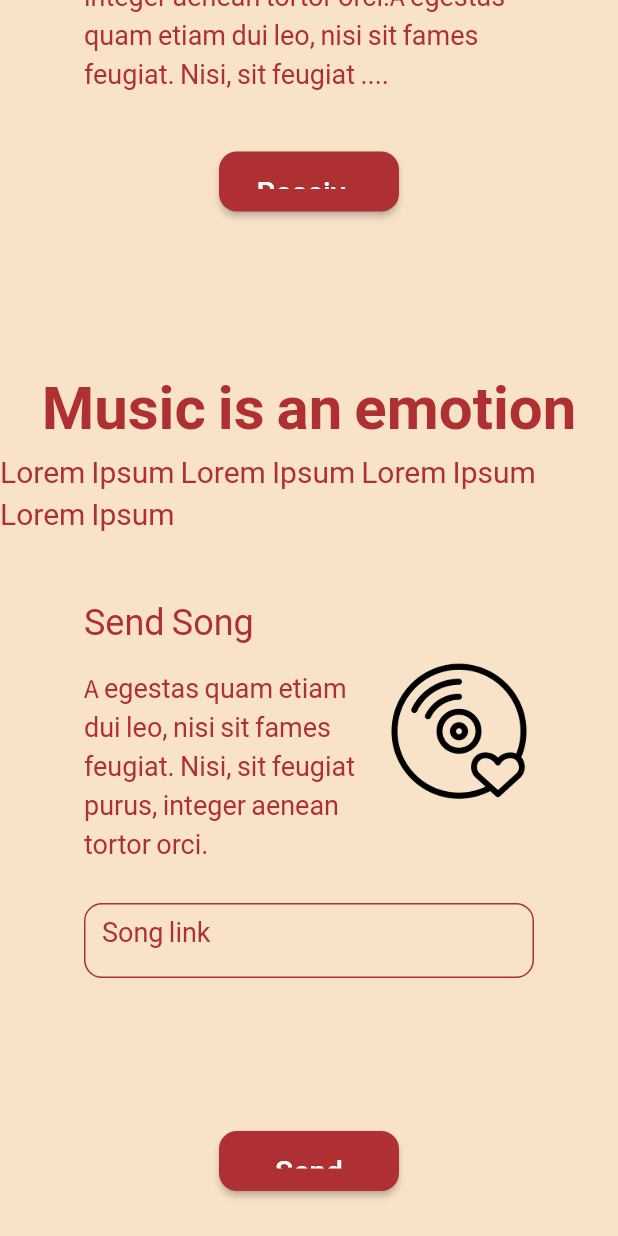
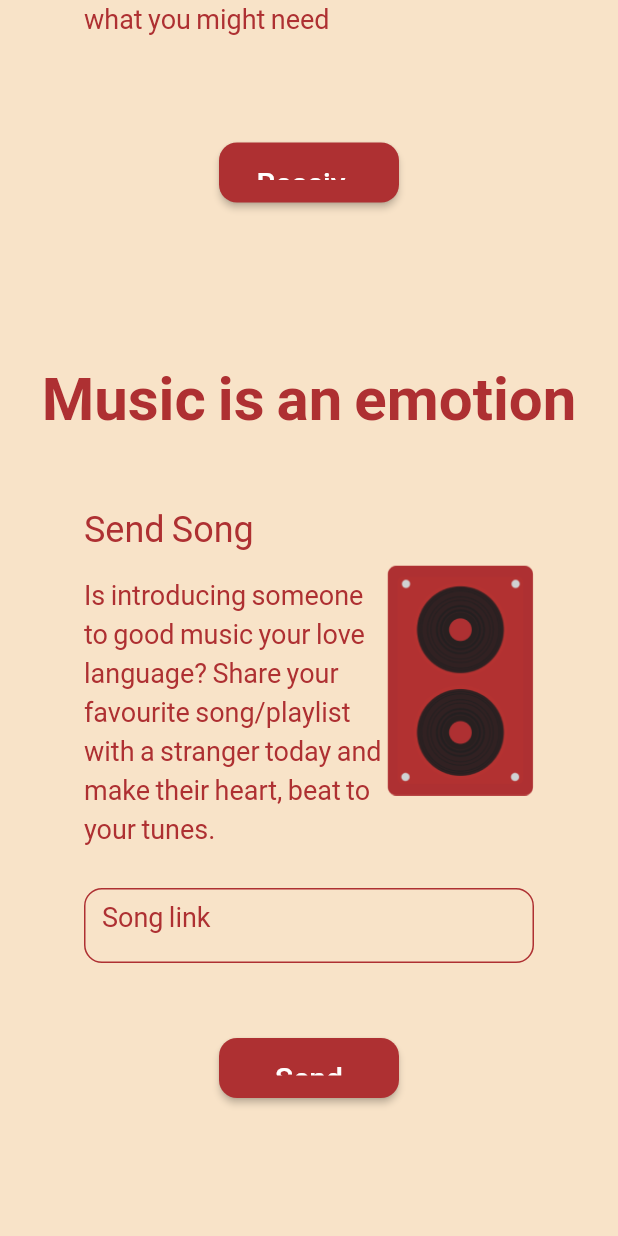
Before and after one commit to Hari-07/anuragam-web, a Flutter app: the screen it shows after launch, scrolled down 2304 dp, on a phone screen of 412 x 824 dp. Run offline on Flutter 3.47's test engine with Material 2 defaults, Android fonts, the phone set to English and light mode, and no system bars; our stand-ins replace auto_size_text, cloud_firestore, firebase_core, google_fonts, slide_countdown, validators; accounts and stored records are empty; Roboto replaces fonts that are missing (Arapey).

Commit message:
Added posters and updated text

```diff
--- a/lib/views/components/section_header.dart
+++ b/lib/views/components/section_header.dart
@@ -19,12 +19,12 @@ class SectionHeader extends StatelessWidget {
           title,
           style: const TextStyle(fontSize: 40, fontWeight: FontWeight.bold),
         ),
-        Text(
-          subtext,
-          style: const TextStyle(
-            fontSize: 20,
-          ),
-        ),
+        // Text(
+        //   subtext,
+        //   style: const TextStyle(
+        //     fontSize: 20,
+        //   ),
+        // ),
       ],
     );
   }
--- a/lib/views/message/receive_message.dart
+++ b/lib/views/message/receive_message.dart
@@ -8,8 +8,8 @@ class ReceiveMessage extends StatelessWidget {
   Widget build(BuildContext context) {
     return ReceiveTemplate(
       title: 'Receive Message',
-      text1: 'A egestas quam etiam dui leo, nisi sit fames feugiat. Nisi, sit feugiat purus, integer aenean tortor orci.',
-      text2: 'A egestas quam etiam dui leo, nisi sit fames feugiat. Nisi, sit feugiat purus, integer aenean tortor orci.A egestas quam etiam dui leo, nisi sit fames feugiat. Nisi, sit feugiat ....',
+      text1: 'Feeling a bit lonely on Valentine\'s? Don\'t worry, there\'s no scarcity of love today',
+      text2: 'Click on the receive button to receive a message written by a stranger and who knows, maybe a dose of unfiltered and unconditional love is what you might need',
       imagePath: 'assets/receive_message.png',
       onPressed: () {
         print('Message Received');
--- a/lib/views/message/send_message.dart
+++ b/lib/views/message/send_message.dart
@@ -32,13 +32,14 @@ class _SendMessageState extends State<SendMessage> {
                       'Send Message',
                       style: TextStyle(
                         fontSize: 24,
+                        fontWeight: FontWeight.bold,
                       ),
                     ),
                     SizedBox(
                       height: 15,
                     ),
                     Text(
-                      'A egestas quam etiam dui leo, nisi sit fames feugiat. Nisi, sit feugiat purus, integer aenean tortor orci.',
+                      'This Valentine\'s, spread love not covid. Write a wholesome and heartwarming message for a stranger and make their day. You can choose to stay anonymous or drop in your name and contact to let them know that you thought about them ;)',
                       style: TextStyle(
                         fontSize: 18,
                       ),
--- a/lib/views/song/receive_song.dart
+++ b/lib/views/song/receive_song.dart
@@ -10,8 +10,8 @@ class ReceiveSong extends StatelessWidget {
   Widget build(BuildContext context) {
     return ReceiveTemplate(
       title: 'Receive Song',
-      text1: 'A egestas quam etiam dui leo, nisi sit fames feugiat. Nisi, sit feugiat purus, integer aenean tortor orci.',
-      text2: 'A egestas quam etiam dui leo, nisi sit fames feugiat. Nisi, sit feugiat purus, integer aenean tortor orci.A egestas quam etiam dui leo, nisi sit fames feugiat. Nisi, sit feugiat ....',
+      text1: 'Ran out of good songs to listen to?',
+      text2: 'Click on this button to receive a randomly curated and personal playlist/song that someone holds dear.',
       imagePath: 'assets/receive_song.png',
       onPressed: () async {
         final songSubmission = await SubmissionInterface.getSongSubmission();
--- a/lib/views/song/send_song.dart
+++ b/lib/views/song/send_song.dart
@@ -39,7 +39,7 @@ class _SendSongState extends State<SendSong> {
                       height: 15,
                     ),
                     Text(
-                      'A egestas quam etiam dui leo, nisi sit fames feugiat. Nisi, sit feugiat purus, integer aenean tortor orci.',
+                      'Is introducing someone to good music your love language? Share your favourite song/playlist with a stranger today and make their heart, beat to your tunes. ',
                       style: TextStyle(
                         fontSize: 18,
                       ),
--- a/lib/views/widgets/message_section.dart
+++ b/lib/views/widgets/message_section.dart
@@ -22,7 +22,7 @@ class MessageSection extends StatelessWidget {
         if (MediaQuery.of(context).size.width > 768) ...{
           ...[
             SizedBox(
-              height: 350,
+              height: 450,
               child: Row(
                 mainAxisSize: MainAxisSize.min,
                 children: const [
@@ -40,7 +40,7 @@ class MessageSection extends StatelessWidget {
               margin: const EdgeInsets.symmetric(
                 horizontal: 20,
               ),
-              height: 400,
+              height: 450,
               child: SendMessage(),
             ),
             const SizedBox(
```
Also changed, not shown: lib/views/widgets/events_section.dart (+21 -8 lines), assets/event_deja.png (added), assets/event_fool.png (added), assets/receive_message.png, assets/receive_song.png, assets/sendmsg.png, assets/sendsong.png.
